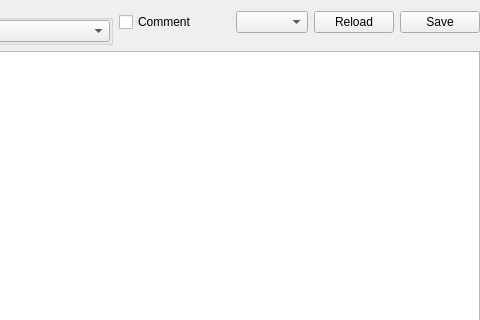
Qt form xfileinfowidget.ui (horsicq/XFileInfo) before a commit; both pictures show x 313 to 793 and y 0 to 320 of the 793 by 506 pixel window.
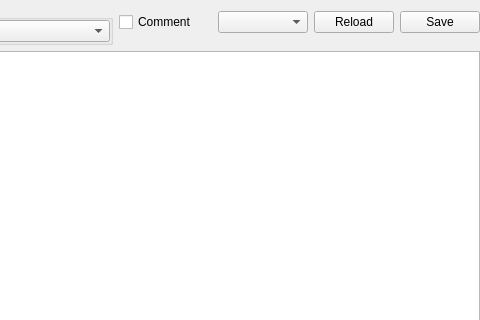
The same form after that commit.

```diff
--- a/xfileinfowidget.ui
+++ b/xfileinfowidget.ui
@@ -109,7 +109,14 @@
       </spacer>
      </item>
      <item>
-      <widget class="QComboBox" name="comboBoxShow"/>
+      <widget class="QComboBox" name="comboBoxShow">
+       <property name="minimumSize">
+        <size>
+         <width>90</width>
+         <height>0</height>
+        </size>
+       </property>
+      </widget>
      </item>
      <item>
       <widget class="QPushButton" name="pushButtonReload">
```
